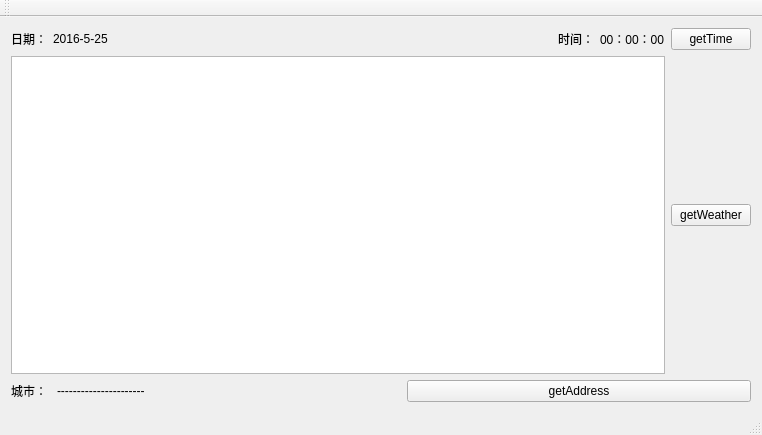
Above: Qt/netWork/HttpInfo/httpinfo.ui from caroline040/lab before the change. Below: the same form after it.
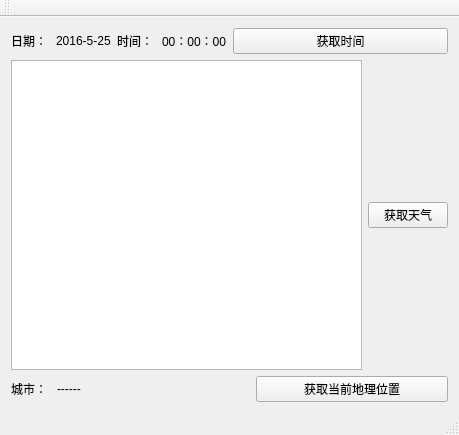
That is the form after the change.

The edit to the form file:
```diff
--- a/Qt/netWork/HttpInfo/httpinfo.ui
+++ b/Qt/netWork/HttpInfo/httpinfo.ui
@@ -6,7 +6,7 @@
    <rect>
     <x>0</x>
     <y>0</y>
-    <width>762</width>
+    <width>459</width>
     <height>435</height>
    </rect>
   </property>
@@ -35,19 +35,6 @@
             </property>
            </widget>
           </item>
-          <item>
-           <spacer name="horizontalSpacer">
-            <property name="orientation">
-             <enum>Qt::Horizontal</enum>
-            </property>
-            <property name="sizeHint" stdset="0">
-             <size>
-              <width>40</width>
-              <height>20</height>
-             </size>
-            </property>
-           </spacer>
-          </item>
           <item>
            <widget class="QLabel" name="label_4">
             <property name="text">
@@ -73,7 +60,7 @@
         <item>
          <widget class="QPushButton" name="getTimeBt">
           <property name="text">
-           <string>getTime</string>
+           <string>获取时间</string>
           </property>
          </widget>
         </item>
@@ -87,7 +74,7 @@
         <item>
          <widget class="QPushButton" name="getWeatherBt">
           <property name="text">
-           <string>getWeather</string>
+           <string>获取天气</string>
           </property>
          </widget>
         </item>
@@ -111,14 +98,14 @@
         <item>
          <widget class="QLabel" name="addressLabel">
           <property name="text">
-           <string>----------------------</string>
+           <string>------</string>
           </property>
          </widget>
         </item>
         <item>
          <widget class="QPushButton" name="getAddressBt">
           <property name="text">
-           <string>getAddress</string>
+           <string>获取当前地理位置</string>
           </property>
          </widget>
         </item>
```
Left out of the diff: 4 changed lines with no effect on the pictures.
